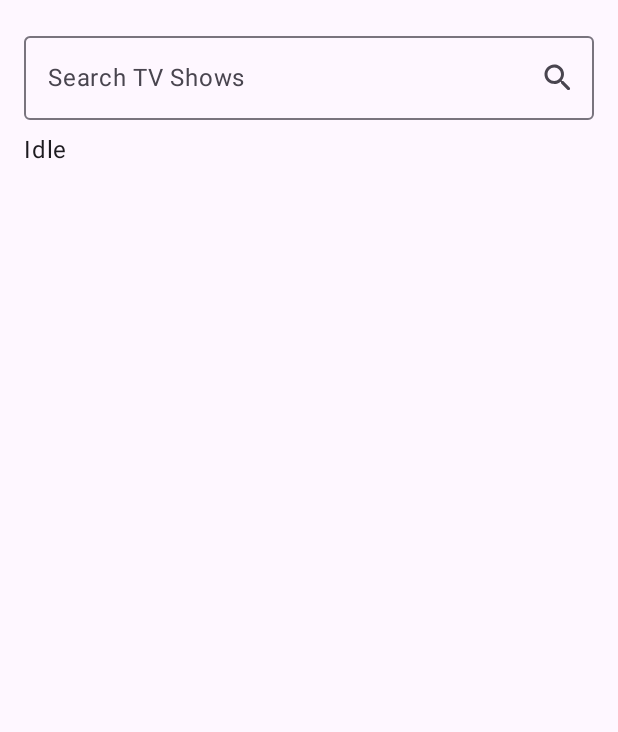
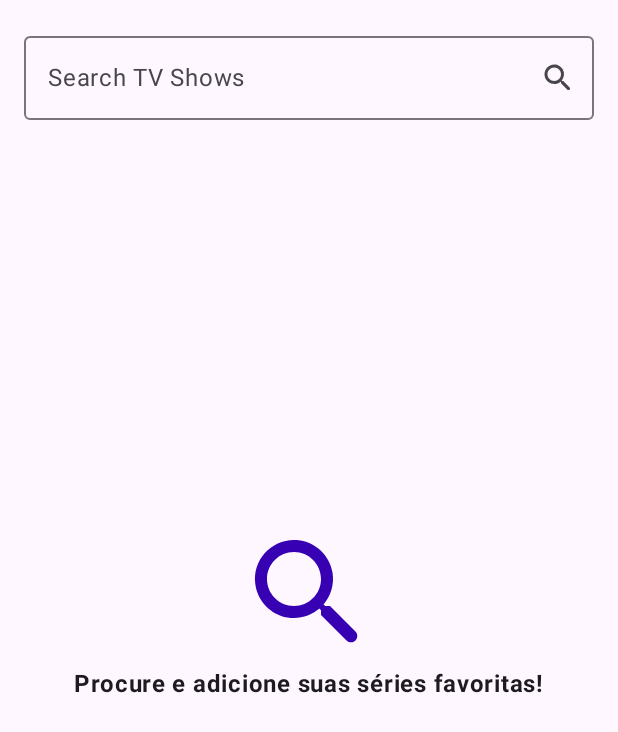
Before and after one commit to pacbittencourt0/mytvapp, an Android app built with Jetpack Compose: the SearchScreen screen opened through its navigation route, on a phone screen of 412 x 824 dp. Shown: the top 732 px of the screen. Run offline under Robolectric (Android 15) with nearby library versions, the phone set to English and light mode, and no system bars; our stand-ins replace Dagger/Hilt's generated code; pictures from the network do not load.

Commit message:
Add new state layouts to search screen and some refactorings

```diff
--- a/app/src/main/kotlin/com/pacbittencourt/mytv/ui/search/SearchScreen.kt
+++ b/app/src/main/kotlin/com/pacbittencourt/mytv/ui/search/SearchScreen.kt
@@ -1,12 +1,13 @@
 package com.pacbittencourt.mytv.ui.search
 
 import androidx.compose.foundation.ExperimentalFoundationApi
-import androidx.compose.foundation.layout.Box
+import androidx.compose.foundation.layout.Arrangement
 import androidx.compose.foundation.layout.Column
 import androidx.compose.foundation.layout.Row
 import androidx.compose.foundation.layout.fillMaxSize
 import androidx.compose.foundation.layout.fillMaxWidth
 import androidx.compose.foundation.layout.padding
+import androidx.compose.foundation.layout.size
 import androidx.compose.foundation.layout.width
 import androidx.compose.foundation.lazy.LazyColumn
 import androidx.compose.foundation.lazy.items
@@ -17,9 +18,9 @@ import androidx.compose.material.icons.filled.Add
 import androidx.compose.material.icons.filled.Check
 import androidx.compose.material.icons.rounded.Search
 import androidx.compose.material3.Card
-import androidx.compose.material3.CircularProgressIndicator
 import androidx.compose.material3.Icon
 import androidx.compose.material3.IconButton
+import androidx.compose.material3.LocalTextStyle
 import androidx.compose.material3.OutlinedTextField
 import androidx.compose.material3.Text
 import androidx.compose.runtime.Composable
@@ -34,14 +35,22 @@ import androidx.compose.ui.ExperimentalComposeUiApi
 import androidx.compose.ui.Modifier
 import androidx.compose.ui.layout.ContentScale
 import androidx.compose.ui.platform.LocalSoftwareKeyboardController
+import androidx.compose.ui.res.colorResource
 import androidx.compose.ui.res.painterResource
+import androidx.compose.ui.text.font.FontFamily
+import androidx.compose.ui.text.font.FontWeight
 import androidx.compose.ui.text.input.ImeAction
 import androidx.compose.ui.tooling.preview.Preview
+import androidx.compose.ui.unit.TextUnit
+import androidx.compose.ui.unit.TextUnitType
 import androidx.compose.ui.unit.dp
 import androidx.hilt.navigation.compose.hiltViewModel
 import coil.compose.AsyncImage
 import com.pacbittencourt.mytv.R
 import com.pacbittencourt.mytv.data.model.ShowModel
+import com.pacbittencourt.mytv.ui.components.EmptyState
+import com.pacbittencourt.mytv.ui.components.FailedState
+import com.pacbittencourt.mytv.ui.components.LoadingState
 
 @OptIn(ExperimentalComposeUiApi::class)
 @Composable
@@ -80,10 +89,10 @@ fun SearchScreen(
             keyboardOptions = KeyboardOptions(imeAction = ImeAction.Search)
         )
         when (searchResult) {
-            is SearchUiState.Empty -> Text(text = "No results")
-            is SearchUiState.Idle -> Text(text = "Idle")
-            is SearchUiState.Loading -> Loading()
-            is SearchUiState.Failed -> Text("Failed")
+            is SearchUiState.Empty -> EmptyState(messages = listOf("Nenhum resultado encontrado!"))
+            is SearchUiState.Idle -> IdleState()
+            is SearchUiState.Loading -> LoadingState()
+            is SearchUiState.Failed -> FailedState()
             is SearchUiState.Success -> SearchResult(
                 searchResult = searchResult
             ) { show -> viewModel.handleShowInWatchList(show) }
@@ -92,9 +101,24 @@ fun SearchScreen(
 }
 
 @Composable
-private fun Loading() {
-    Box(contentAlignment = Alignment.Center, modifier = Modifier.fillMaxSize()) {
-        CircularProgressIndicator()
+fun IdleState() {
+    Column(
+        modifier = Modifier.fillMaxSize(),
+        verticalArrangement = Arrangement.Center,
+        horizontalAlignment = Alignment.CenterHorizontally
+    ) {
+        val textStyle = LocalTextStyle.current.copy(
+            fontSize = TextUnit(16f, TextUnitType.Sp),
+            fontFamily = FontFamily.SansSerif,
+            fontWeight = FontWeight.Bold,
+        )
+        Icon(
+            modifier = Modifier.size(96.dp),
+            imageVector = Icons.Rounded.Search,
+            contentDescription = "search icon",
+            tint = colorResource(id = R.color.purple_700)
+        )
+        Text(text = "Procure e adicione suas séries favoritas!", style = textStyle)
     }
 }
 
```
Also changed, not shown: app/src/main/kotlin/com/pacbittencourt/mytv/ui/components/States.kt (added, +73 -0 lines), app/src/main/kotlin/com/pacbittencourt/mytv/ui/nextepisodes/EpisodesScreen.kt (+9 -57 lines).
